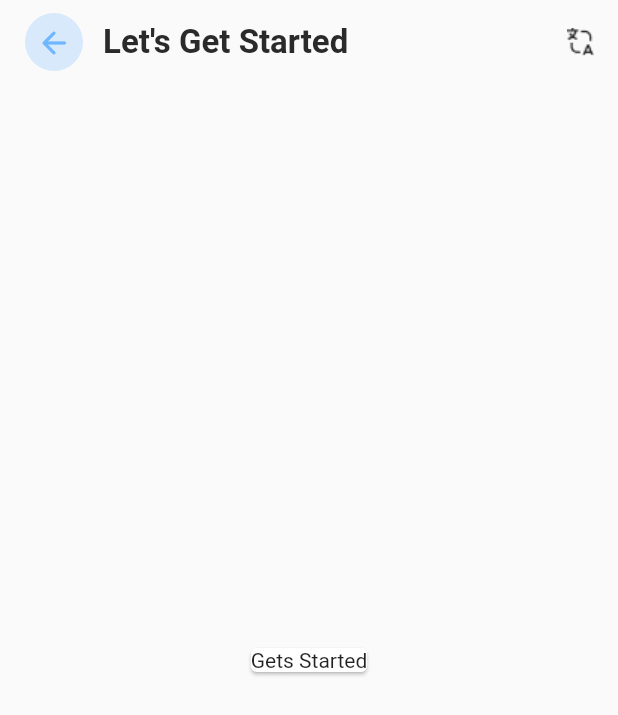
After one commit to Medical-Ai-Computing/Health_Pilot_Flutter_project, a Flutter app: the GetStartedScreen screen opened directly, on a phone screen of 412 x 824 dp. The commit adds this screen. Shown: the top 715 px of the screen. Run offline on Flutter 3.47's test engine with Material 2 defaults, Android fonts, the phone set to English and light mode, and no system bars; Roboto replaces fonts that are missing (Plus Jakarta Sans).

Commit message:
user initial info screen started

```diff
--- a/healthpilot/lib/data/contants.dart
+++ b/healthpilot/lib/data/constants.dart
@@ -14,3 +14,6 @@ const String descriptionTextForSpecialist =
 const String expertAssistance = 'Expert Health Assistance.';
 const String chatBotText =
     'Chat with our AI to obtain answers to any health-related questions.';
+
+const String appBarTitleImage = 'assets/images/Vector.png';
+const String letsStartAppBarTitle = "Let's Get Started";
--- a/healthpilot/lib/main.dart
+++ b/healthpilot/lib/main.dart
@@ -1,5 +1,5 @@
 import 'package:flutter/material.dart';
-import 'package:healthpilot/data/contants.dart';
+import 'package:healthpilot/data/constants.dart';
 import 'package:healthpilot/screens/on_boarding_screens/physical_therapy_screen.dart';
 
 void main() {
--- a/healthpilot/lib/screens/on_boarding_screens/physical_therapy_screen.dart
+++ b/healthpilot/lib/screens/on_boarding_screens/physical_therapy_screen.dart
@@ -1,5 +1,6 @@
 import 'package:flutter/material.dart';
-import 'package:healthpilot/data/contants.dart';
+import 'package:healthpilot/data/constants.dart';
+import 'package:healthpilot/screens/user_initial_info_Screens/get_started_screen.dart';
 import 'package:healthpilot/theme/app_theme.dart';
 
 class PhysicalTherapyScreen extends StatefulWidget {
@@ -207,12 +208,11 @@ class _PhysicalTherapyScreenState extends State<PhysicalTherapyScreen> {
                       });
                     }
                     if (_currentPage == pages.length - 1) {
-                      setState(() {
-                        _pageController.previousPage(
-                          duration: const Duration(milliseconds: 300),
-                          curve: Curves.easeOut,
-                        );
-                      });
+                      Navigator.push(
+                          context,
+                          MaterialPageRoute(
+                            builder: (context) => GetStartedScreen(),
+                          ));
                     }
                     print('_currentPage:$_currentPage');
                   },
--- /dev/null
+++ b/healthpilot/lib/screens/user_initial_info_Screens/get_started_screen.dart
@@ -0,0 +1,37 @@
+import 'package:flutter/material.dart';
+import '/widget/custom_app_bar_title.dart';
+
+import '../../data/constants.dart';
+
+class GetStartedScreen extends StatefulWidget {
+  @override
+  State<GetStartedScreen> createState() {
+    return _GetStartedScreenState();
+  }
+}
+
+class _GetStartedScreenState extends State<GetStartedScreen> {
+  double shapePointerValue = 25;
+
+  @override
+  Widget build(BuildContext context) {
+    return Scaffold(
+      appBar: AppBar(
+        automaticallyImplyLeading: false,
+        elevation: 0,
+        backgroundColor: Colors.transparent,
+        title: CustomAppBarTitle(
+          title: letsStartAppBarTitle,
+          leadingIcon: Icons.arrow_back_rounded,
+          suffixIconImage: appBarTitleImage,
+          onPressed: () {},
+        ),
+      ),
+      body: const Center(
+        child: Card(
+          child: Text("Gets Started"),
+        ),
+      ),
+    );
+  }
+}
--- /dev/null
+++ b/healthpilot/lib/widget/custom_app_bar_title.dart
@@ -0,0 +1,65 @@
+import 'dart:ui';
+
+import 'package:flutter/material.dart';
+
+class CustomAppBarTitle extends StatefulWidget {
+  final String title;
+  final IconData leadingIcon;
+  final String suffixIconImage;
+  final Function() onPressed;
+  const CustomAppBarTitle(
+      {super.key,
+      required this.title,
+      required this.leadingIcon,
+      required this.suffixIconImage,
+      required this.onPressed});
+
+  @override
+  State<CustomAppBarTitle> createState() => _CustomAppBarTitleState();
+}
+
+class _CustomAppBarTitleState extends State<CustomAppBarTitle> {
+  @override
+  Widget build(BuildContext context) {
+    final size = MediaQuery.of(context).size;
+    return Row(
+      mainAxisAlignment: MainAxisAlignment.start,
+      crossAxisAlignment: CrossAxisAlignment.center,
+      children: [
+        Container(
+          width: size.width * 0.097,
+          height: size.height * 0.047,
+          decoration: const BoxDecoration(
+              shape: BoxShape.circle,
+              color: Color.fromRGBO(110, 182, 255, 0.25)),
+          child: IconButton(
+            icon: Icon(
+              widget.leadingIcon,
+              color: const Color.fromRGBO(110, 182, 255, 1),
+            ),
+            onPressed: () => Navigator.pop(context),
+          ),
+        ),
+        SizedBox(
+          width: MediaQuery.of(context).size.width * 0.031,
+        ),
+        Text(
+          widget.title,
+          style: const TextStyle(
+            fontFamily: 'Plus Jakarta Sans',
+            fontWeight: FontWeight.w600,
+            fontSize: 22,
+            color: Color.fromRGBO(42, 42, 42, 1),
+          ),
+        ),
+        const Spacer(),
+        GestureDetector(
+          onTap: widget.onPressed,
+          child: Image(
+            image: AssetImage(widget.suffixIconImage),
+          ),
+        ),
+      ],
+    );
+  }
+}
```
Also changed, not shown: healthpilot/assets/images/Vector.png (added).
